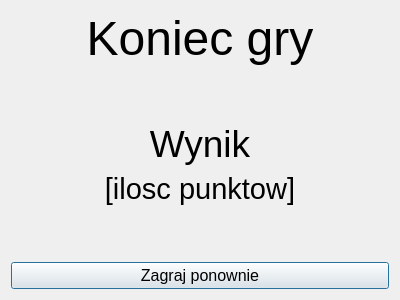
Qt form oknoprzegranej.ui (Wirgiliusz/FlyAndShoot) before a commit.
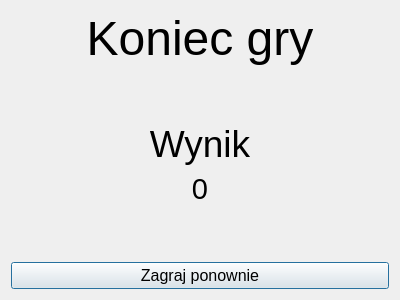
The same form after that commit.

Commit message: Wyswietlenie punktow w oknie konca gry

```diff
--- a/oknoprzegranej.ui
+++ b/oknoprzegranej.ui
@@ -54,8 +54,16 @@
        <verstretch>0</verstretch>
       </sizepolicy>
      </property>
+     <property name="font">
+      <font>
+       <pointsize>22</pointsize>
+      </font>
+     </property>
      <property name="text">
-      <string>&lt;html&gt;&lt;head/&gt;&lt;body&gt;&lt;p align=&quot;center&quot;&gt;&lt;span style=&quot; font-size:22pt;&quot;&gt;[ilosc punktow]&lt;/span&gt;&lt;/p&gt;&lt;/body&gt;&lt;/html&gt;</string>
+      <string>&lt;html&gt;&lt;head/&gt;&lt;body&gt;&lt;p align=&quot;center&quot;&gt;0&lt;/p&gt;&lt;/body&gt;&lt;/html&gt;</string>
+     </property>
+     <property name="alignment">
+      <set>Qt::AlignCenter</set>
      </property>
     </widget>
    </item>
```
Left out of the diff: 2 changed lines with no effect on the pictures. The commit also changes 3 other files.
